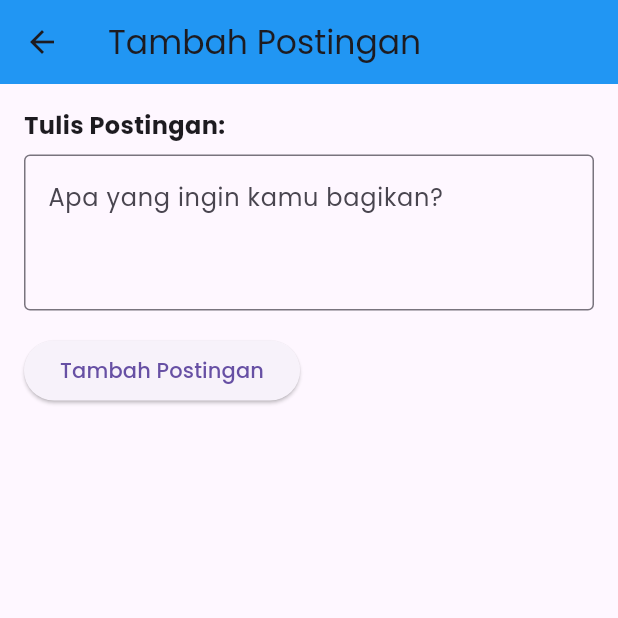
After one commit to protingihear/ferework, a Flutter app: the AddPostPage screen opened directly, on a phone screen of 412 x 824 dp, the top half of it. The commit adds this screen. Run offline on Flutter 3.47's test engine with Material 3 defaults, Android fonts, the phone set to English and light mode, and no system bars; our stand-ins replace google_fonts, image_picker, lucide_icons, permission_handler, shared_preferences, speech_to_text; accounts and stored records are empty; network calls fail.

Commit message:
brach coba coab natni ke maib

```diff
--- a/lib/main.dart
+++ b/lib/main.dart
@@ -22,7 +22,7 @@ class MyApp extends StatelessWidget {
       ),
       title: 'iHear',
      // Optional: Dark theme like YouTube
-      home: const SplashScreen(), // Start with SplashScreen
+      home:  RelationsPage(), // Start with SplashScreen
 
     );
   }
--- a/lib/services/comumnity_service.dart
+++ b/lib/services/comumnity_service.dart
@@ -4,7 +4,7 @@ import '../models/community.dart';
 
 class ApiService {
   static Future<List<Community>> fetchCommunities() async {
-    final response = await http.get(Uri.parse('http://localhost:5000/api/communities'));
+    final response = await http.get(Uri.parse('https://berework-production.up.railway.app/api/communities'));
 
     if (response.statusCode == 200) {
       List<dynamic> data = jsonDecode(response.body);
--- /dev/null
+++ b/lib/view/AddPostPage.dart
@@ -0,0 +1,44 @@
+import 'package:flutter/material.dart';
+
+class AddPostPage extends StatelessWidget {
+  final TextEditingController _contentController = TextEditingController();
+
+  @override
+  Widget build(BuildContext context) {
+    return Scaffold(
+      appBar: AppBar(
+        title: Text("Tambah Postingan"),
+        backgroundColor: Colors.blue,
+      ),
+      body: Padding(
+        padding: EdgeInsets.all(16),
+        child: Column(
+          crossAxisAlignment: CrossAxisAlignment.start,
+          children: [
+            Text("Tulis Postingan:", style: TextStyle(fontSize: 16, fontWeight: FontWeight.bold)),
+            SizedBox(height: 8),
+            TextField(
+              controller: _contentController,
+              maxLines: 3,
+              decoration: InputDecoration(
+                border: OutlineInputBorder(),
+                hintText: "Apa yang ingin kamu bagikan?",
+              ),
+            ),
+            SizedBox(height: 16),
+            ElevatedButton(
+              onPressed: () {
+                // Nanti tambahkan API untuk submit post
+                ScaffoldMessenger.of(context).showSnackBar(
+                  SnackBar(content: Text("Postingan ditambahkan!")),
+                );
+                Navigator.pop(context); // Kembali ke halaman utama
+              },
+              child: Text("Tambah Postingan"),
+            ),
+          ],
+        ),
+      ),
+    );
+  }
+}
```
